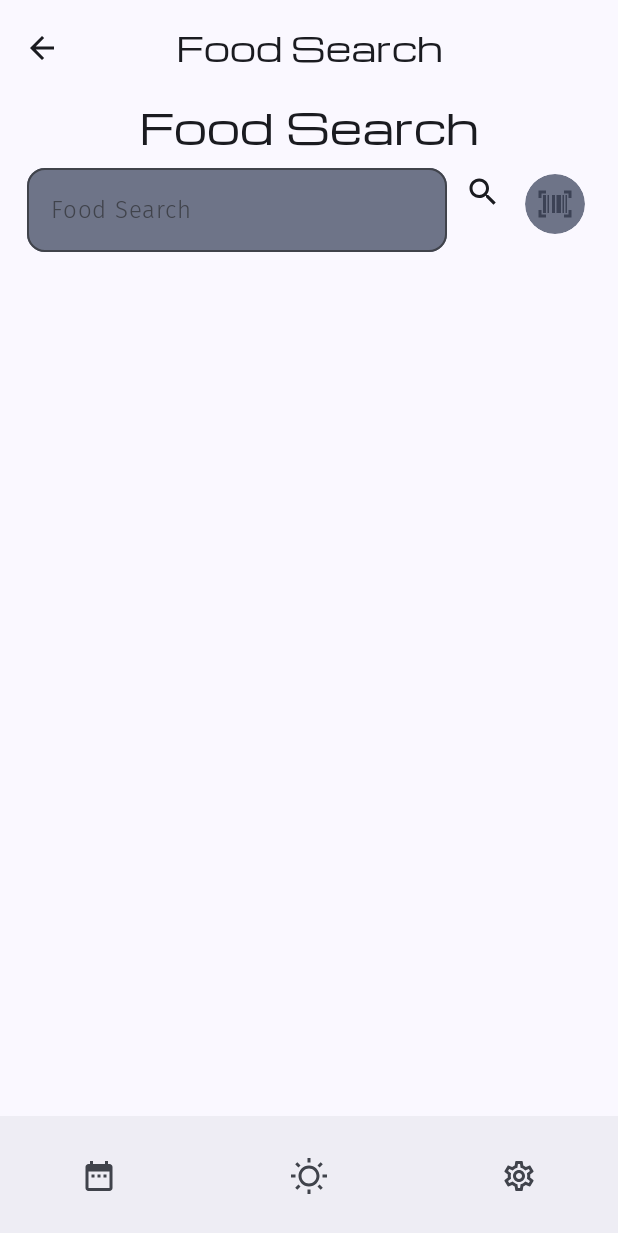
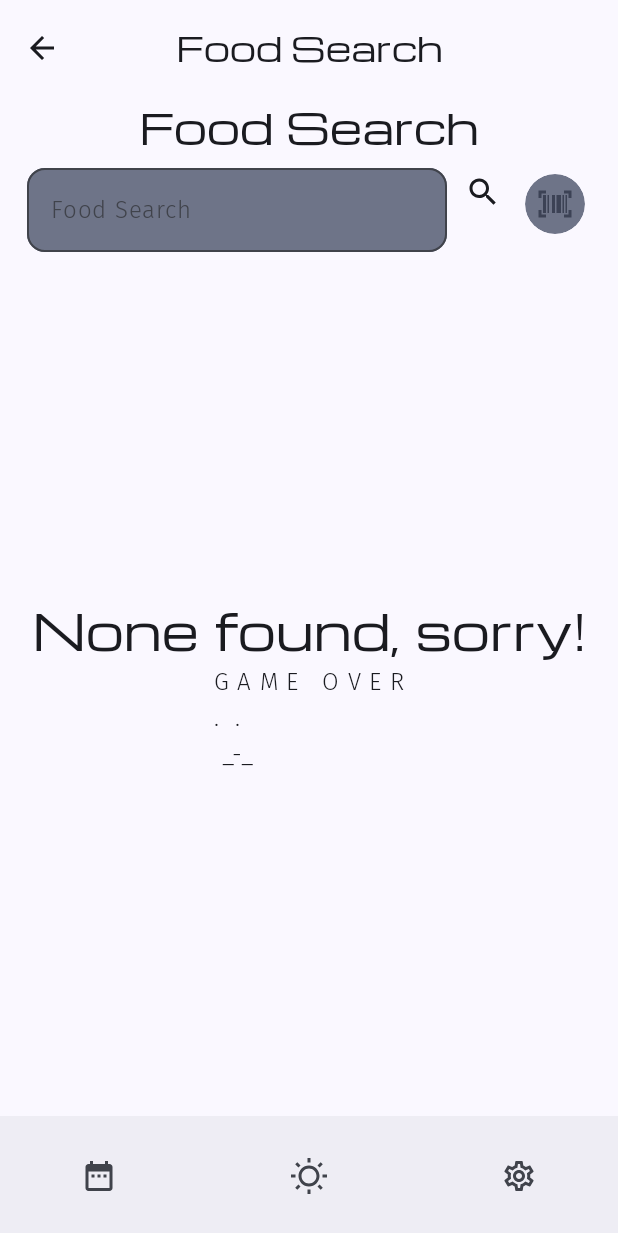
Before and after one commit to realvarez327/gym_app_ia, an Android app built with Jetpack Compose: the AddFoodScreen screen opened through its navigation route, on a phone screen of 412 x 824 dp. Shown: the top 1233 px of the screen. Run offline under Robolectric (Android 15) with nearby library versions, the phone set to English and light mode, and no system bars; our stand-ins replace Room's generated code; libraries missing offline, so code that uses them is left out: com.google.mlkit.vision; pictures from the network do not load; 1 statement that could not run was skipped.

```diff
--- a/app/src/main/java/com/example/gymappia/MainActivity.kt
+++ b/app/src/main/java/com/example/gymappia/MainActivity.kt
@@ -11,7 +11,6 @@ import com.example.gymappia.model.NotifHandler
 import com.example.gymappia.model.NotifScheduler
 import com.example.gymappia.ui.theme.GymAppIATheme
 
-//todo find out why its whining, fix
 class MainActivity : ComponentActivity() {
     override fun onCreate(savedInstanceState: Bundle?) {
         super.onCreate(savedInstanceState)
@@ -20,10 +19,10 @@ class MainActivity : ComponentActivity() {
         val defaultMinute = 30
         NotifScheduler.scheduleDailyNotif(this,defaultHour,defaultMinute)
         UserSettingsRepository.init(this)
-        if(UserSettingsRepository.hourFlow.value==-1) {
-            UserSettingsRepository.putHour(newHour = defaultHour)
-            UserSettingsRepository.putMinute(newMinute = defaultMinute)
-        }
+//        if(UserSettingsRepository.hourFlow.value==-1) {
+//            UserSettingsRepository.putHour(newHour = defaultHour)
+//            UserSettingsRepository.putMinute(newMinute = defaultMinute)
+//        }
         enableEdgeToEdge()
         setContent {
             GymAppIATheme {
--- a/app/src/main/java/com/example/gymappia/MainScreen.kt
+++ b/app/src/main/java/com/example/gymappia/MainScreen.kt
@@ -1,5 +1,6 @@
 package com.example.gymappia
 
+import android.util.Log
 import androidx.annotation.StringRes
 import androidx.compose.foundation.background
 import androidx.compose.foundation.layout.fillMaxSize
@@ -32,7 +33,6 @@ import androidx.compose.runtime.LaunchedEffect
 import androidx.compose.runtime.remember
 import androidx.compose.ui.platform.LocalContext
 import androidx.compose.ui.res.painterResource
-import androidx.lifecycle.compose.collectAsStateWithLifecycle
 import androidx.lifecycle.viewmodel.compose.viewModel
 import androidx.navigation.compose.navigation
 import com.example.gymappia.data.UserSettingsRepository
@@ -47,6 +47,7 @@ import com.example.gymappia.model.UserInitViewModel
 import com.example.gymappia.model.WeekDayViewModelFactory
 import com.example.gymappia.ui.FoodFocusScreen
 import com.example.gymappia.ui.GoalsManagingScreen
+import com.example.gymappia.ui.LoadingScreen
 import com.example.gymappia.ui.NotifTimeManagingScreen
 import com.example.gymappia.ui.PreferencesManagingScreen
 import com.example.gymappia.ui.WeekDayViewModel
@@ -135,22 +136,23 @@ fun GymApp() {
         }
     }) { innerPadding ->
         val addFoodGraphName = "add_food_graph"
-        val addExerciseGraphName = "add_exercise_graph"
         val settingsGraphName = "setting_graph"
         val weekGraphName = "week_graph"
 
         val context = LocalContext.current.applicationContext
         val db = HealthDatabase.getDatabase(context)
         val weekDayViewModelFactory = WeekDayViewModelFactory(
-            foodDao = db.foodDao(),
-            workoutDao = db.exerciseDao()
+            foodDao = db.foodDao(), workoutDao = db.exerciseDao()
         )
         val addItemViewModelFactory = AddItemViewModelFactory(
             foodDao = db.foodDao(), workoutDao = db.exerciseDao()
         )
-        val currentNameFlow = UserSettingsRepository.nameFlow.collectAsStateWithLifecycle().value
-        val startDestination =
-            if (currentNameFlow=="Unknown") {
+
+        if (UserSettingsRepository.isInitialized()) {
+            //todo fix
+            Log.d("main_screen", "repo is initialized")
+            val name: String = UserSettingsRepository.getName()
+            val startDestination:String = if (name == "Unknown") {
                     AppScreen.Start.name
                 } else {
                     weekGraphName
@@ -176,8 +178,7 @@ fun GymApp() {
                             userInitViewModel.restartQuiz()
                             navController.navigate(AppScreen.WeeklyView.name)
 
-                    }
-                )
+                        })
                 }
 
                 navigation(startDestination = AppScreen.WeeklyView.name, route = weekGraphName) {
@@ -223,7 +224,9 @@ fun GymApp() {
                     }
                 }
 
-            navigation(startDestination = AppScreen.AddFoodSearch.name, route = addFoodGraphName) {
+                navigation(
+                    startDestination = AppScreen.AddFoodSearch.name, route = addFoodGraphName
+                ) {
                     composable(route = AppScreen.AddFoodSearch.name) { entry ->
                         val parentEntry = remember(entry) {
                             navController.getBackStackEntry(addFoodGraphName)
@@ -255,14 +258,14 @@ fun GymApp() {
 
                 composable(route = AppScreen.AddExerciseSearch.name) { entry ->
                     val addExerciseVM: AddItemViewModel =
-                        viewModel( factory = addItemViewModelFactory)
+                        viewModel(factory = addItemViewModelFactory)
                     val now = remember { LocalDateTime.now() }//todo dc
                     AddExerciseScreen(
                         modifier = Modifier
                             .fillMaxSize()
                             .background(color = colorScheme.background),
                         viewModel = addExerciseVM,
-                        goBackToDay = {navController.navigate(AppScreen.DailyView.name)},
+                        goBackToDay = { navController.navigate(AppScreen.DailyView.name) },
                         day = now,
                         toShow = addExerciseVM.selectedWorkout,
                     )
@@ -299,6 +302,8 @@ fun GymApp() {
             }
 
 
+        } else {
+            LoadingScreen(modifier = Modifier.padding(innerPadding))
         }
-
     }
+}
--- a/app/src/main/java/com/example/gymappia/data/FoodApi.kt
+++ b/app/src/main/java/com/example/gymappia/data/FoodApi.kt
@@ -1,6 +1,8 @@
 package com.example.gymappia.data
 
 
+
+import retrofit2.Response
 import retrofit2.http.GET
 import retrofit2.http.Path
 import retrofit2.http.Query
@@ -10,7 +12,7 @@ interface FoodApi {
     suspend fun getFoodByBarcode(
         @Path("barcode") barcode:String,
         @Query("fields")fields:String ="code,image_url,nutriments,product_name,product_quantity,product_quantity_unit,status"
-    ): FoodApiResponse
+    ): Response<FoodApiBarcodeResponse>
 
     @GET("cgi/search.pl")
     suspend fun search(
@@ -19,5 +21,5 @@ interface FoodApi {
         @Query("search_simple") simpleSearch:Int? = 1,
         @Query("action")action:String? = "process",
         @Query("json")json:Int? = 1
-    ): FoodApiResponse
+    ): Response<FoodApiQueryResponse>
 }
--- /dev/null
+++ b/app/src/main/java/com/example/gymappia/data/FoodApiBarcodeResponse.kt
@@ -0,0 +1,5 @@
+package com.example.gymappia.data
+
+data class FoodApiBarcodeResponse(
+    val product: FoodProduct?
+)
--- a/app/src/main/java/com/example/gymappia/data/FoodApiResponse.kt
+++ b/app/src/main/java/com/example/gymappia/data/FoodApiQueryResponse.kt
@@ -1,5 +1,5 @@
 package com.example.gymappia.data
 
-data class FoodApiResponse (
+data class FoodApiQueryResponse (
     val products: List<FoodProduct>?
     )
--- a/app/src/main/java/com/example/gymappia/data/SharedHttpClientProvider.kt
+++ b/app/src/main/java/com/example/gymappia/data/SharedHttpClientProvider.kt
@@ -7,7 +7,7 @@ object SharedHttpClientProvider {
         OkHttpClient.Builder()
             .addInterceptor { chain ->
                 val request = chain.request().newBuilder()
-                    .header("User-Agent", "Gym IA App 1.0")
+                    .header("User-Agent", "Mozilla/5.0 (X11; Linux x86_64) AppleWebKit/537.36 (KHTML, like Gecko) Chrome/142.0.0.0 Safari/537.36")
                     .build()
                 chain.proceed(request)
             }
--- a/app/src/main/java/com/example/gymappia/data/UserSettingsRepository.kt
+++ b/app/src/main/java/com/example/gymappia/data/UserSettingsRepository.kt
@@ -2,6 +2,7 @@ package com.example.gymappia.data
 
 import android.content.Context
 import android.content.SharedPreferences
+import android.util.Log
 
 import androidx.core.content.edit
 
@@ -11,7 +12,6 @@ import com.google.gson.Gson
 import com.google.gson.reflect.TypeToken
 import kotlinx.coroutines.flow.MutableStateFlow
 import kotlinx.coroutines.flow.StateFlow
-import kotlin.collections.mutableListOf
 
 private const val SETTINGS_PREF_NAME = "userPreferences"
 private const val GOALS_KEY = "goals"
@@ -28,18 +28,25 @@ private const val WEIGHT_KEY = "weight"
 private const val HEIGHT_KEY = "height"
 private const val CALORIES_KEY = "calories"
 
+private const val INITIALIZED_KEY = "initialized"
+
+private const val TAG ="user_settings_repo"
 object UserSettingsRepository {
 
     fun init(context: Context) {
+        Log.d(TAG,"init called")
+        if(!isInitialized()){
             sharedPreferences = context.applicationContext.getSharedPreferences(
                 SETTINGS_PREF_NAME,
                 Context.MODE_PRIVATE
             )
-        sharedPreferences.edit(commit = true) { clear() }
+            Log.d(TAG, "found that repo was not initialized \n continuing")
+            //code below is used to clear shared preferences, start from scratch
+//            sharedPreferences.edit(commit = true) { clear() }
+//
+//            sharedPreferences.edit { clear() }
 
-        sharedPreferences.edit { clear() }
-
-        _nameFlow.value = loadName()
+            _nameFlow.value = getName()
             _genderFlow.value = loadGender()
             _goalsFlow.value = loadGoals()
             _hourFlow.value = loadHour()
@@ -52,11 +59,28 @@ object UserSettingsRepository {
             _dailySugarFlow.value = loadDailySugar()
             _dailyFatFlow.value = loadDailyFat()
             _dailyCarbsFlow.value = loadDailyCarbs()
+
+            Log.d(TAG,"loading in values")
+            sharedPreferences.edit{
+                putBoolean(INITIALIZED_KEY, true)
+            }
+            Log.d(TAG, "shared preferences now knows that its initialized")
+        }
+
     }
 
     private val gson = Gson()
     private lateinit var sharedPreferences: SharedPreferences
 
+
+
+    fun isInitialized():Boolean{
+        if(::sharedPreferences.isInitialized) {
+            return sharedPreferences.getBoolean(INITIALIZED_KEY, false)
+        }else{
+            return false
+        }
+    }
     private val _nameFlow = MutableStateFlow("Unknown")
     val nameFlow: StateFlow<String> = _nameFlow
 
@@ -67,7 +91,7 @@ object UserSettingsRepository {
         _nameFlow.value = name
     }
 
-    fun loadName(): String {
+    fun getName(): String {
         return sharedPreferences.getString(NAME_KEY, "Unknown") ?: "Unknown"
     }
 
@@ -112,7 +136,7 @@ object UserSettingsRepository {
         _goalsFlow.value = newGoals
     }
 
-    private val _hourFlow = MutableStateFlow(-1)
+    private val _hourFlow = MutableStateFlow(8)
     val hourFlow: StateFlow<Int> = _hourFlow
 
     fun putHour(newHour: Int) {
@@ -123,10 +147,10 @@ object UserSettingsRepository {
     }
 
     fun loadHour(): Int {
-        return sharedPreferences.getInt(NOTIF_HOUR_KEY, -1)
+        return sharedPreferences.getInt(NOTIF_HOUR_KEY, 8)
     }
 
-    private val _minuteFlow = MutableStateFlow(0)
+    private val _minuteFlow = MutableStateFlow(30)
     val minuteFlow: StateFlow<Int> = _minuteFlow
 
     fun putMinute(newMinute: Int) {
@@ -137,7 +161,7 @@ object UserSettingsRepository {
     }
 
     fun loadMinute(): Int {
-        return sharedPreferences.getInt(NOTIF_MINUTE_KEY, 0)
+        return sharedPreferences.getInt(NOTIF_MINUTE_KEY, 30)
     }
 
     private val _heightFlow = MutableStateFlow(0.0f)
--- a/app/src/main/java/com/example/gymappia/data/roomClasses/FoodDao.kt
+++ b/app/src/main/java/com/example/gymappia/data/roomClasses/FoodDao.kt
@@ -4,9 +4,6 @@ import androidx.room.Dao
 import androidx.room.Delete
 import androidx.room.Insert
 import androidx.room.Query
-import com.example.gymappia.data.roomClasses.FoodEntity
-import com.example.gymappia.data.roomClasses.MealType
-import java.time.LocalDate
 import java.time.LocalDateTime
 
 @Dao
@@ -17,10 +14,11 @@ interface FoodDao {
     @Query("SELECT * FROM foods WHERE date_time_eaten=:givenDay AND parent_meal_type=:givenMealType")
     suspend fun loadFoodByMealType(givenDay: LocalDateTime, givenMealType: MealType): List<FoodEntity>
 
-
     @Insert
     suspend fun addFood(foodToAdd: FoodEntity)
 
     @Delete
     suspend fun deleteFood(foodToKill: FoodEntity)
+
+
 }
--- a/app/src/main/java/com/example/gymappia/ui/AddItemScreen.kt
+++ b/app/src/main/java/com/example/gymappia/ui/AddItemScreen.kt
@@ -51,6 +51,8 @@ import androidx.compose.material3.Text
 import androidx.compose.material3.TextField
 import androidx.compose.material3.TextFieldDefaults
 import androidx.compose.runtime.Composable
+import androidx.compose.runtime.LaunchedEffect
+import androidx.compose.runtime.collectAsState
 import androidx.compose.runtime.getValue
 import androidx.compose.runtime.mutableFloatStateOf
 import androidx.compose.runtime.mutableIntStateOf
@@ -72,6 +74,7 @@ import androidx.compose.ui.text.input.VisualTransformation
 import androidx.compose.ui.tooling.preview.Preview
 import androidx.compose.ui.unit.dp
 import androidx.compose.ui.unit.sp
+import androidx.lifecycle.compose.collectAsStateWithLifecycle
 import androidx.lifecycle.viewmodel.compose.viewModel
 
 import coil3.compose.AsyncImage
@@ -96,6 +99,7 @@ fun AddFoodScreen(
     navigateToFoodFocus: () -> Unit
 ) {
     val currentActivity = LocalActivity.current
+    val isJobLoading by viewModel.jobLoading.collectAsStateWithLifecycle()
 
     Column(modifier = modifier.fillMaxSize(), horizontalAlignment = Alignment.CenterHorizontally) {
         Text(
@@ -125,9 +129,16 @@ fun AddFoodScreen(
                 )
             }
         }
-        if (viewModel.foodCodeSearchIsLoading || viewModel.foodQuerySearchIsLoading) {
+
+        viewModel.foodCodeSearchResponse?.let {foodProduct ->
+            viewModel.selectedFood = foodProduct
+            navigateToFoodFocus()
+        }
+
+        if (isJobLoading) {
             LoadingScreen(modifier = modifier.weight(1f))
-        }else {
+        } else {
+            if (viewModel.foodQuerySearchResponse.isNotEmpty()){
                 LazyColumn {
                     items(viewModel.foodQuerySearchResponse) { food ->
                         Button(
@@ -151,7 +162,11 @@ fun AddFoodScreen(
 
                     }
                 }
+            }else{
+                FailureScreen(modifier = modifier.weight(1f))
             }
+        }
+
     }
 }
 
@@ -183,7 +198,8 @@ fun AddItemSearchBar(onSearch: (String) -> Unit, hint: String) {
                     keyboardController?.hide()
                     onSearch(searchQuery)
 
-                }))
+                })
+        )
         IconButton(onClick = {
             onSearch(searchQuery)
             keyboardController?.hide()
@@ -200,27 +216,39 @@ fun AddItemSearchBar(onSearch: (String) -> Unit, hint: String) {
 fun AddExerciseScreen(
     modifier: Modifier = Modifier,
     viewModel: AddItemViewModel = viewModel(),
-    goBackToDay:()->Unit,
+    goBackToDay: () -> Unit,
     day: LocalDateTime,
     toShow: Workout?
 ) {
 
-    var userEnteredWorkoutName by rememberSaveable { mutableStateOf(toShow?.workoutName?:"")}
+    var userEnteredWorkoutName by rememberSaveable { mutableStateOf(toShow?.workoutName ?: "") }
 
-    var repsTextValue by rememberSaveable { mutableStateOf(toShow?.repetitions?.toString()?:"")}
+    var repsTextValue by rememberSaveable { mutableStateOf(toShow?.repetitions?.toString() ?: "") }
 
-    var weightUsedTextValue by rememberSaveable {mutableStateOf(toShow?.weightUsed?.toString()?:"") }
+    var weightUsedTextValue by rememberSaveable {
+        mutableStateOf(
+            toShow?.weightUsed?.toString() ?: ""
+        )
+    }
 
-    var parentSetTextValue by rememberSaveable { mutableStateOf(toShow?.setNumber?.toString()?:"")}
+    var parentSetTextValue by rememberSaveable {
+        mutableStateOf(
+            toShow?.setNumber?.toString() ?: ""
+        )
+    }
 
-    Column(modifier = modifier.fillMaxSize(), horizontalAlignment = Alignment.CenterHorizontally, verticalArrangement = Arrangement.Center) {
+    Column(
+        modifier = modifier.fillMaxSize(),
+        horizontalAlignment = Alignment.CenterHorizontally,
+        verticalArrangement = Arrangement.Center
+    ) {
         Row() {
             Text(
                 text = "Workout name: "
             )
             OutlinedTextField(
                 value = userEnteredWorkoutName,
-                onValueChange = {userEnteredWorkoutName = it},
+                onValueChange = { userEnteredWorkoutName = it },
                 keyboardOptions = KeyboardOptions(
                     keyboardType = KeyboardType.Text,
                     imeAction = ImeAction.Next
@@ -233,7 +261,7 @@ fun AddExerciseScreen(
             )
             OutlinedTextField(
                 value = repsTextValue,
-                onValueChange = {newVal->
+                onValueChange = { newVal ->
                     repsTextValue = newVal
                 },
                 keyboardOptions = KeyboardOptions(
@@ -248,7 +276,7 @@ fun AddExerciseScreen(
             )
             OutlinedTextField(
                 value = weightUsedTextValue,
-                onValueChange = {newVal->
+                onValueChange = { newVal ->
                     weightUsedTextValue = newVal
                 },
                 keyboardOptions = KeyboardOptions(
@@ -263,7 +291,7 @@ fun AddExerciseScreen(
             )
             OutlinedTextField(
                 value = parentSetTextValue,
-                onValueChange = {newVal->
+                onValueChange = { newVal ->
                     parentSetTextValue = newVal
                 },
                 keyboardOptions = KeyboardOptions(
@@ -273,31 +301,31 @@ fun AddExerciseScreen(
             )
         }
         var canPass = true
-        if(!parentSetTextValue.consistsOfOnlyDigits()){
+        if (!parentSetTextValue.consistsOfOnlyDigits()) {
             Text("The set must be a number!")
             canPass = false
         }
 
-        if(!weightUsedTextValue.consistsOfOnlyDigits()){
+        if (!weightUsedTextValue.consistsOfOnlyDigits()) {
             Text("The weight must be a number!")
             canPass = false
         }
 
-        if(!repsTextValue.consistsOfOnlyDigits()){
+        if (!repsTextValue.consistsOfOnlyDigits()) {
             Text("The reps must be a number!")
             canPass = false
         }
-        if(canPass) {
+        if (canPass) {
             SmallFloatingActionButton(
                 onClick = {
                     Log.d("add workout", "search button clicked")
 
                     viewModel.insertWorkout(
                         name = userEnteredWorkoutName,
-                        reps = repsTextValue.toIntOrNull()?:0,
+                        reps = repsTextValue.toIntOrNull() ?: 0,
                         day = day,
-                        parentSet = parentSetTextValue.toIntOrNull()?:1,
-                        weight = weightUsedTextValue.toFloatOrNull()?:0.0f
+                        parentSet = parentSetTextValue.toIntOrNull() ?: 1,
+                        weight = weightUsedTextValue.toFloatOrNull() ?: 0.0f
                     )
                     goBackToDay()
                 },
@@ -335,28 +363,58 @@ fun LoadingScreen(
     }
 }
 
+@Composable
+fun FailureScreen(
+    modifier: Modifier = Modifier
+){
+    Column(
+        modifier = modifier.fillMaxSize(),
+        verticalArrangement = Arrangement.Center,
+        horizontalAlignment = Alignment.CenterHorizontally
+    ) {
+        Text(
+            text = "None found, sorry!", style = MaterialTheme.typography.headlineLarge
+        )
+        Text(
+            text = " G A M E   O V E R \n .  . \n  _-_ "
+        )
+    }
+}
+
 
 fun searchFoodsByBarcode(activity: Activity?, viewModel: AddItemViewModel): FoodProduct? {
     if (activity == null) {
         return null
     }
-    val options = GmsBarcodeScannerOptions.Builder().setBarcodeFormats(
+    val options = GmsBarcodeScannerOptions.Builder()
+        .setBarcodeFormats(
             Barcode.FORMAT_EAN_13, Barcode.FORMAT_EAN_8, Barcode.FORMAT_UPC_A
-        ).build()
+        )
+        .enableAutoZoom()
+        .build()
     val scanner = GmsBarcodeScanning.getClient(activity, options)
     var response: FoodProduct? = null
     scanner.startScan().addOnSuccessListener { barcode ->
         val rawValue: String = barcode.rawValue ?: ""
+        if (rawValue != "") {
             Log.d("barcode search", "barcode = $rawValue")
             viewModel.barcodeFoodSearch(rawValue)
             if (viewModel.errorMessage != null) {
                 response = viewModel.foodCodeSearchResponse
             } else {
-                Log.d("barcode food search", "${viewModel.errorMessage}")
+                Log.d("barcode food search", "error message is ${viewModel.errorMessage}, no error")
                 viewModel.clearErrorMessage()
             }
+        } else {
+            Log.d("barcode search", "did not get barcode")
         }
-    return response
+    }
+    var loading = viewModel.jobLoading.value
+    while (loading){
+        loading = viewModel.jobLoading.value
+    }
+    //only continue when done loading
+    return viewModel.foodCodeSearchResponse
 }
 
 enum class ItemType {
@@ -370,7 +428,7 @@ fun FoodFocusScreen(
     toShow: FoodProduct?,
     addItemAddViewModel: AddItemViewModel,
     day: LocalDateTime,
-    goBackToDay:()->Unit
+    goBackToDay: () -> Unit
 ) {
     Column(
         modifier = modifier
@@ -435,23 +493,27 @@ fun FoodFocusScreen(
                                     value = textValOfServing,
                                     onValueChange = {
                                         textValOfServing = it
-                                        if(textValOfServing.consistsOfOnlyDigits()){
-                                            numberValOfServing = textValOfServing.toFloatOrNull()?:0f
+                                        if (textValOfServing.consistsOfOnlyDigits()) {
+                                            numberValOfServing =
+                                                textValOfServing.toFloatOrNull() ?: 0f
                                         }
                                     },
                                     singleLine = true,
                                     modifier = Modifier
-                                        .heightIn(min = 36.dp, max =40.dp)
+                                        .heightIn(min = 36.dp, max = 40.dp)
                                         .widthIn(min = 60.dp)
                                         .padding(0.dp),
                                     textStyle = LocalTextStyle.current
-                                ){innerField->
+                                ) { innerField ->
                                     OutlinedTextFieldDefaults.DecorationBox(
                                         value = textValOfServing,
                                         innerTextField = innerField,
                                         enabled = true,
                                         singleLine = true,
-                                        contentPadding = PaddingValues(horizontal = 4.dp, vertical = 0.dp),
+                                        contentPadding = PaddingValues(
+                                            horizontal = 4.dp,
+                                            vertical = 0.dp
+                                        ),
                                         visualTransformation = VisualTransformation.None,
                                         interactionSource = interactionSource
                                     )
@@ -638,23 +700,27 @@ fun ItemFocusScreenPrev(modifier: Modifier = Modifier, type: ItemType) {
                                         value = textValOfServing,
                                         onValueChange = {
                                             textValOfServing = it
-                                            if(textValOfServing.consistsOfOnlyDigits()){
-                                                numberValOfServing = textValOfServing.toFloatOrNull()?:0f
+                                            if (textValOfServing.consistsOfOnlyDigits()) {
+                                                numberValOfServing =
+                                                    textValOfServing.toFloatOrNull() ?: 0f
                                             }
                                         },
                                         singleLine = true,
                                         modifier = Modifier
-                                            .heightIn(min = 36.dp, max =40.dp)
+                                            .heightIn(min = 36.dp, max = 40.dp)
                                             .widthIn(min = 60.dp)
                                             .padding(0.dp),
                                         textStyle = LocalTextStyle.current
-                                    ){innerField->
+                                    ) { innerField ->
                                         OutlinedTextFieldDefaults.DecorationBox(
                                             value = textValOfServing,
                                             innerTextField = innerField,
                                             enabled = true,
                                             singleLine = true,
-                                            contentPadding = PaddingValues(horizontal = 4.dp, vertical = 0.dp),
+                                            contentPadding = PaddingValues(
+                                                horizontal = 4.dp,
+                                                vertical = 0.dp
+                                            ),
                                             visualTransformation = VisualTransformation.None,
                                             interactionSource = interactionSource
                                         )
```
Also changed, not shown: app/src/main/java/com/example/gymappia/model/AddItemViewModel.kt (+72 -36 lines). Lines whose indentation alone changed are shown as unchanged.
